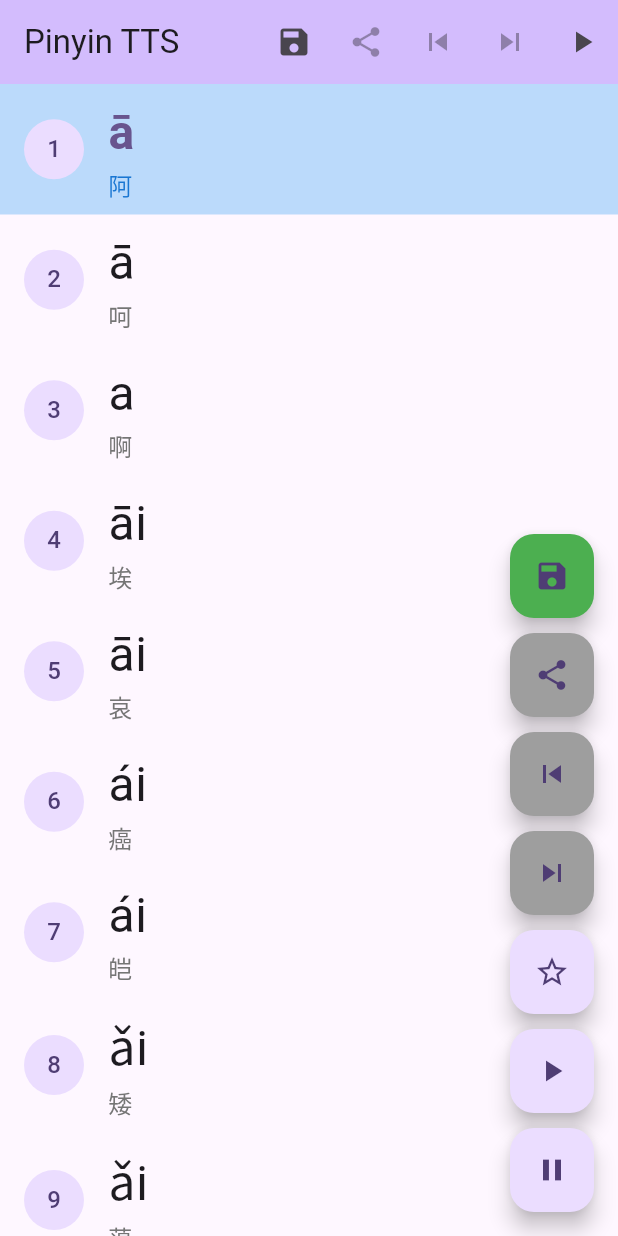
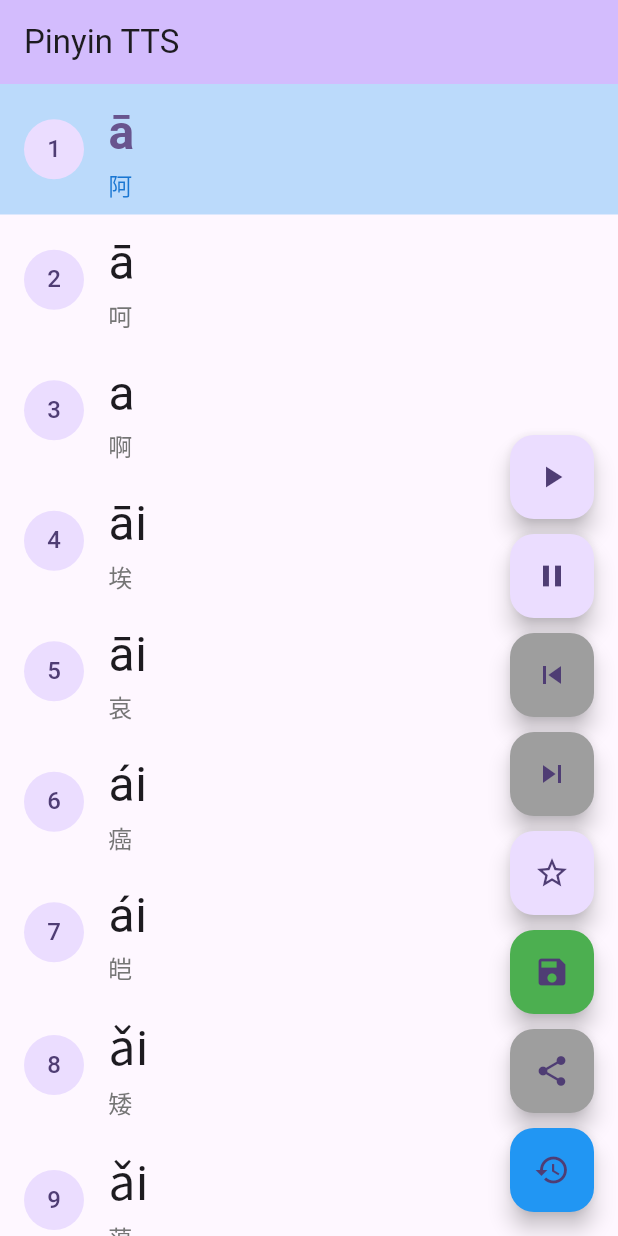
Before and after one commit to suikan4github/pinyin_tts, a Flutter app: the screen it shows after launch, on a phone screen of 412 x 824 dp. Run offline on Flutter 3.47's test engine with Material 3 defaults, Android fonts, the phone set to English and light mode, and no system bars; our stand-ins replace flutter_tts, share_plus.

Commit message:
Add restore functionality to the app.

```diff
--- a/lib/main.dart
+++ b/lib/main.dart
@@ -243,6 +243,71 @@
     }
   }
 
+  Future<void> restoreMarkedItemsFromFile() async {
+    try {
+      setState(() {
+        isSaving = true; // ローディング表示に使用
+      });
+
+      final directory = await getApplicationDocumentsDirectory();
+      const fileName = 'pinyin_marked_characters.txt';
+      final file = File('${directory.path}/$fileName');
+
+      // デバッグ情報: ディレクトリ内のファイル一覧を表示
+      final directoryContents = await directory.list().toList();
+      final fileNames = directoryContents
+          .where((entity) => entity is File)
+          .map((entity) => entity.path.split('/').last)
+          .toList();
+
+      if (!await file.exists()) {
+        throw Exception(
+          '保存されたファイルが見つかりません\n'
+          'ファイルパス: ${file.path}\n'
+          'ディレクトリ内のファイル: ${fileNames.join(", ")}\n'
+          'まず保存してから復元を試してください。',
+        );
+      }
+
+      final content = await file.readAsString();
+      final savedCharacters = content
+          .split('\n')
+          .where((line) => line.trim().isNotEmpty)
+          .toList();
+
+      // 現在のリストから該当する漢字を探してマーク
+      final newMarkedItems = <int>{};
+      for (int i = 0; i < hanziList.length; i++) {
+        if (savedCharacters.contains(hanziList[i].simplified)) {
+          newMarkedItems.add(i);
+        }
+      }
+
+      setState(() {
+        markedItems = newMarkedItems;
+      });
+
+      ScaffoldMessenger.of(context).showSnackBar(
+        SnackBar(
+          content: Text(
+            'マークを復元しました (${newMarkedItems.length}個)\n元ファイル: ${savedCharacters.length}文字',
+          ),
+        ),
+      );
+    } catch (e) {
+      ScaffoldMessenger.of(context).showSnackBar(
+        SnackBar(
+          content: Text('復元に失敗しました: $e'),
+          duration: const Duration(seconds: 5),
+        ),
+      );
+    } finally {
+      setState(() {
+        isSaving = false;
+      });
+    }
+  }
+
   void goToNextMarkedItem() {
     if (markedItems.isEmpty) return;
 
@@ -302,40 +367,6 @@
       appBar: AppBar(
         backgroundColor: Theme.of(context).colorScheme.inversePrimary,
         title: Text(widget.title),
-        actions: [
-          IconButton(
-            onPressed: isSaving ? null : saveMarkedItemsToFile,
-            icon: isSaving
-                ? const SizedBox(
-                    width: 20,
-                    height: 20,
-                    child: CircularProgressIndicator(strokeWidth: 2),
-                  )
-                : const Icon(Icons.save),
-            tooltip: 'Save Marked Items',
-          ),
-          IconButton(
-            onPressed: lastSavedFilePath != null
-                ? () => shareFile(lastSavedFilePath!)
-                : null,
-            icon: const Icon(Icons.share),
-            tooltip: 'Share Last Saved File',
-          ),
-          IconButton(
-            onPressed: markedItems.isEmpty ? null : goToPreviousMarkedItem,
-            icon: const Icon(Icons.skip_previous),
-            tooltip: 'Previous Marked Item',
-          ),
-          IconButton(
-            onPressed: markedItems.isEmpty ? null : goToNextMarkedItem,
-            icon: const Icon(Icons.skip_next),
-            tooltip: 'Next Marked Item',
-          ),
-          IconButton(
-            onPressed: isPlaying && !isPaused ? pausePlaying : startPlaying,
-            icon: Icon(isPlaying && !isPaused ? Icons.pause : Icons.play_arrow),
-          ),
-        ],
       ),
       body: hanziList.isEmpty
           ? const Center(child: CircularProgressIndicator())
@@ -388,30 +419,17 @@
         mainAxisAlignment: MainAxisAlignment.end,
         children: [
           FloatingActionButton(
-            heroTag: "save",
-            onPressed: isSaving ? null : saveMarkedItemsToFile,
-            tooltip: 'Save Marked Items',
-            backgroundColor: isSaving ? Colors.grey : Colors.green,
-            child: isSaving
-                ? const SizedBox(
-                    width: 20,
-                    height: 20,
-                    child: CircularProgressIndicator(
-                      strokeWidth: 2,
-                      color: Colors.white,
-                    ),
-                  )
-                : const Icon(Icons.save),
+            heroTag: "start",
+            onPressed: startPlaying,
+            tooltip: 'Start',
+            child: const Icon(Icons.play_arrow),
           ),
           const SizedBox(height: 10),
           FloatingActionButton(
-            heroTag: "share",
-            onPressed: lastSavedFilePath != null
-                ? () => shareFile(lastSavedFilePath!)
-                : null,
-            tooltip: 'Share Last Saved File',
-            backgroundColor: lastSavedFilePath != null ? null : Colors.grey,
-            child: const Icon(Icons.share),
+            heroTag: "pause",
+            onPressed: pausePlaying,
+            tooltip: 'Pause',
+            child: const Icon(Icons.pause),
           ),
           const SizedBox(height: 10),
           FloatingActionButton(
@@ -444,18 +462,40 @@
             ),
           ),
           const SizedBox(height: 10),
+
           FloatingActionButton(
-            heroTag: "start",
-            onPressed: startPlaying,
-            tooltip: 'Start',
-            child: const Icon(Icons.play_arrow),
+            heroTag: "save",
+            onPressed: isSaving ? null : saveMarkedItemsToFile,
+            tooltip: 'Save Marked Items',
+            backgroundColor: isSaving ? Colors.grey : Colors.green,
+            child: isSaving
+                ? const SizedBox(
+                    width: 20,
+                    height: 20,
+                    child: CircularProgressIndicator(
+                      strokeWidth: 2,
+                      color: Colors.white,
+                    ),
+                  )
+                : const Icon(Icons.save),
           ),
           const SizedBox(height: 10),
           FloatingActionButton(
-            heroTag: "pause",
-            onPressed: pausePlaying,
-            tooltip: 'Pause',
-            child: const Icon(Icons.pause),
+            heroTag: "share",
+            onPressed: lastSavedFilePath != null
+                ? () => shareFile(lastSavedFilePath!)
+                : null,
+            tooltip: 'Share Last Saved File',
+            backgroundColor: lastSavedFilePath != null ? null : Colors.grey,
+            child: const Icon(Icons.share),
+          ),
+          const SizedBox(height: 10),
+          FloatingActionButton(
+            heroTag: "restore",
+            onPressed: isSaving ? null : restoreMarkedItemsFromFile,
+            tooltip: 'Restore Marked Items',
+            backgroundColor: isSaving ? Colors.grey : Colors.blue,
+            child: const Icon(Icons.restore),
           ),
         ],
       ),
```
